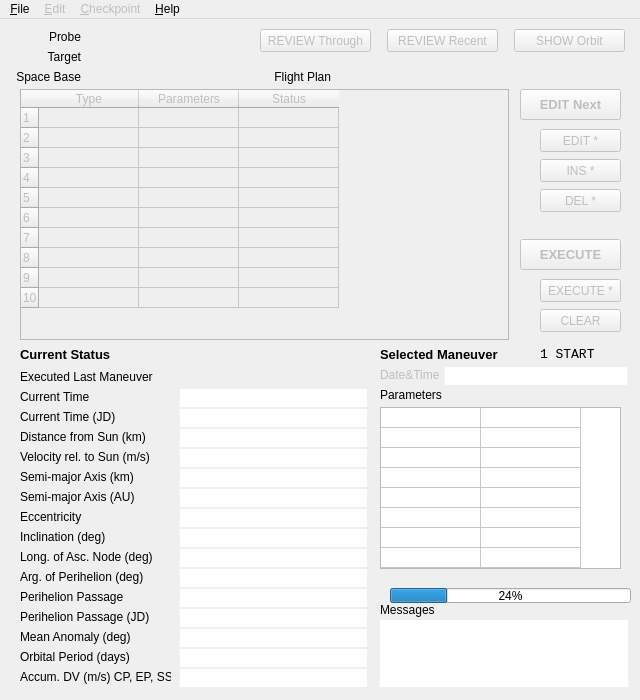
First picture: the form in source/ui/mainwindow.ui, repository whiskie14142/SolarSystemVoyager, before the edit.
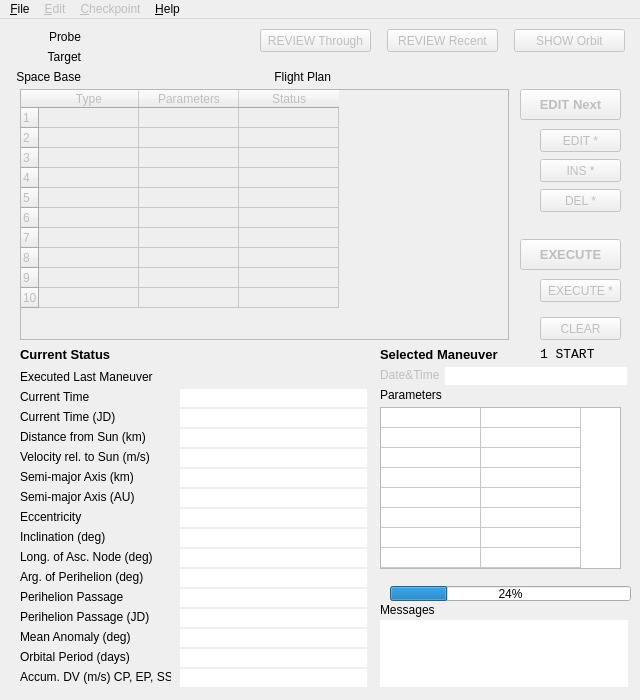
Second picture: the form after the edit.

The edit to the form file:
```diff
--- a/source/ui/mainwindow.ui
+++ b/source/ui/mainwindow.ui
@@ -409,7 +409,7 @@
     <property name="geometry">
      <rect>
       <x>540</x>
-      <y>290</y>
+      <y>298</y>
       <width>81</width>
       <height>23</height>
      </rect>
@@ -783,7 +783,7 @@
     <property name="geometry">
      <rect>
       <x>380</x>
-      <y>553</y>
+      <y>551</y>
       <width>241</width>
       <height>16</height>
      </rect>
@@ -799,7 +799,7 @@
     <property name="geometry">
      <rect>
       <x>390</x>
-      <y>569</y>
+      <y>567</y>
       <width>241</width>
       <height>15</height>
      </rect>
```
